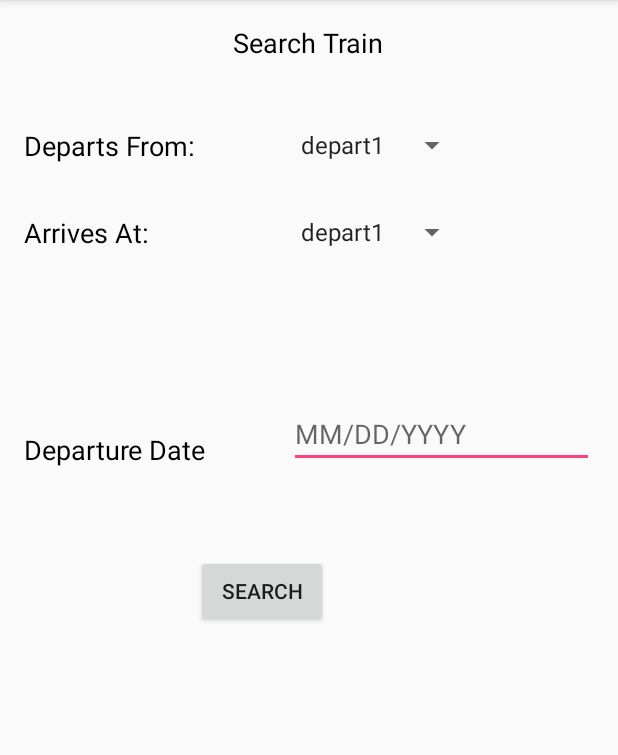
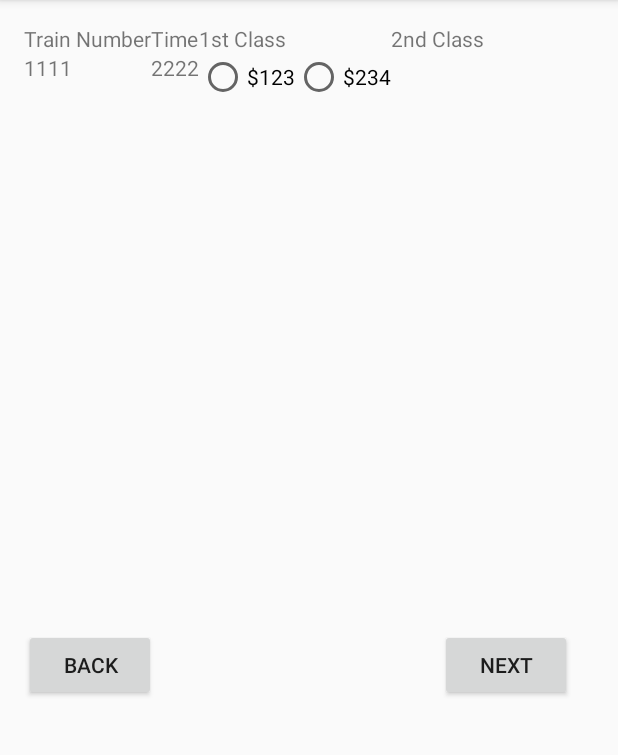
Before and after one commit to fvosburgh/DumpsterFire, an Android app: the SearchTrainActivity screen opened directly, with no data from a screen before it, after a tap on "SEARCH", on a phone screen of 412 x 824 dp, the part 84-839 px from its top. Run offline under Robolectric (Android 15) with nearby library versions, the phone set to English and light mode, and no system bars.

Commit message:
more reservation crap. Now we can search based on departures

```diff
--- a/app/src/main/AndroidManifest.xml
+++ b/app/src/main/AndroidManifest.xml
@@ -18,7 +18,9 @@
         <activity android:name=".activities.FunctionalityActivity" />
         <activity android:name=".activities.SearchTrainActivity" />
         <activity android:name=".activities.RegistrationActivity" />
-        <activity android:name=".activities.PopulatedScheduleActivity"></activity>
+        <activity android:name=".activities.SelectDepartureActivity" />
+        <activity android:name=".activities.PopulatedScheduleActivity" />
+        <activity android:name=".activities.TravelExtrasActivity"></activity>
     </application>
 
 </manifest>
--- a/app/src/main/java/com/example/fvosb/dumpsterfire/activities/SelectDepartureActivity.java
+++ b/app/src/main/java/com/example/fvosb/dumpsterfire/activities/SelectDepartureActivity.java
@@ -1,15 +1,139 @@
 package com.example.fvosb.dumpsterfire.activities;
 
+import android.content.DialogInterface;
+import android.content.Intent;
 import android.support.v7.app.AppCompatActivity;
 import android.os.Bundle;
+import android.view.View;
+import android.widget.Button;
+import android.widget.LinearLayout;
+import android.widget.RadioButton;
+import android.widget.TableLayout;
+import android.widget.TableRow;
+import android.widget.TextView;
 
 import com.example.fvosb.dumpsterfire.R;
+import com.example.fvosb.dumpsterfire.models.Reservation;
+import com.example.fvosb.dumpsterfire.models.ReservationManager;
+
+import java.util.HashMap;
 
 public class SelectDepartureActivity extends AppCompatActivity {
+
+    public TableLayout resultsTable;
+    public HashMap<String, String> dummyData = new HashMap<>();
 
     @Override
     protected void onCreate(Bundle savedInstanceState) {
         super.onCreate(savedInstanceState);
         setContentView(R.layout.activity_select_departure);
+
+        resultsTable = (TableLayout) findViewById(R.id.selectDepartureTable);
+
+        // add table row for headers
+        TableRow headers = new TableRow(this);
+        String[] heads = {"Train Number", "Time", "1st Class", "2nd Class"};
+        for (String header : heads) {
+            TextView view = new TextView(this);
+            view.setText(header);
+            headers.addView(view);
+        }
+
+        resultsTable.addView(headers);
+
+        // dummy data for now
+        /**
+         * right now we use dummy data
+         * with sql, we will cal a method that will get the relevant data and parse it
+         * which will then be stored in a variable to be passed to populateTable()
+         *
+         * e.g
+         *
+         * data = DBConnector.getDepartureData().format();
+         */
+        dummyData.put("Train Number", "1111");
+        dummyData.put("Time", "2222");
+        dummyData.put("1st", "$123");
+        dummyData.put("2nd", "$234");
+
+        // populate table with data
+        populateTable(dummyData);
+
+        Button next = (Button) findViewById(R.id.selectDepartureNextButton);
+        next.setOnClickListener(new View.OnClickListener() {
+            @Override
+            public void onClick(View v) {
+                nextScreen(v);
+            }
+        });
+
+        Button back = (Button) findViewById(R.id.selectDepartureBackButton);
+        back.setOnClickListener(new View.OnClickListener() {
+            @Override
+            public void onClick(View v) {
+                backScreen(v);
+            }
+        });
+
+    }
+
+    public void populateTable(HashMap<String, String> data) {
+        TableRow dataRow = new TableRow(this);
+        TextView tNumber = new TextView(this);
+        TextView time = new TextView(this);
+
+        // the classes need to be selectable, so use linear layout with text view and radio button
+        LinearLayout ll = new LinearLayout(this);
+        RadioButton first = new RadioButton(this);
+        RadioButton second = new RadioButton(this);
+
+        first.setText(data.get("1st"));
+        first.setOnClickListener(new TableRadioListener("Ticket Price", data.get("1st")));
+
+        second.setText(data.get("2nd"));
+        second.setOnClickListener(new TableRadioListener("Ticket Price", data.get("2nd")));
+
+        ll.addView(first);
+        ll.addView(second);
+
+        tNumber.setText(data.get("Train Number"));
+        time.setText(data.get("Time"));
+
+        //add all of it to the table row
+        dataRow.addView(tNumber);
+        dataRow.addView(time);
+        dataRow.addView(ll);
+
+        //finally add the row to the table
+        resultsTable.addView(dataRow);
+
+    }
+
+    public void nextScreen(View v) {
+        startActivity(new Intent(this, TravelExtrasActivity.class));
+    }
+
+    public void backScreen(View v) {
+        startActivity(new Intent(this, SearchTrainActivity.class));
+    }
+
+    // need custom on click listener so we can update reservation data on the fly
+    // still brittle as it doesnt check to see if the current reservation
+    // already has price data
+    private class TableRadioListener implements View.OnClickListener {
+
+        private String key;
+        private String data;
+
+        public TableRadioListener(String key, String data) {
+            this.key = key;
+            this.data = data;
+        }
+
+        @Override
+        public void onClick(View v) {
+            Reservation r = ReservationManager.getCurrentReservation();
+            r.add(key, data);
+        }
     }
 }
--- a/app/src/main/java/com/example/fvosb/dumpsterfire/models/Reservation.java
+++ b/app/src/main/java/com/example/fvosb/dumpsterfire/models/Reservation.java
@@ -6,19 +6,18 @@ import java.util.HashMap;
 public class Reservation {
 
     // use hash map for backing data structure
-    private HashMap<String, String> data;
+    private HashMap<String, String> reservationData = new HashMap<>();
 
     // null constructor
     public Reservation() {
-
     }
 
     public void add(String key, String value) {
-        data.put(key, value);
+        reservationData.put(key, value);
     }
 
     public String get(String key) {
-        return data.get(key);
+        return reservationData.get(key);
     }
 
 
--- a/app/src/main/res/layout/activity_select_departure.xml
+++ b/app/src/main/res/layout/activity_select_departure.xml
@@ -9,4 +9,46 @@
     android:paddingTop="@dimen/activity_vertical_margin"
     tools:context="com.example.fvosb.dumpsterfire.activities.SelectDepartureActivity">
 
+    <GridLayout
+        android:layout_width="match_parent"
+        android:layout_height="match_parent"
+        android:layout_alignParentTop="true"
+        android:layout_alignParentLeft="true"
+        android:layout_alignParentStart="true">
+
+        <TableLayout
+            android:layout_width="match_parent"
+            android:layout_height="403dp"
+            android:layout_row="0"
+            android:layout_column="0"
+            android:id="@+id/selectDepartureTable"></TableLayout>
+
+        <LinearLayout
+            android:orientation="horizontal"
+            android:layout_width="match_parent"
+            android:layout_height="75dp"
+            android:layout_row="1"
+            android:layout_column="0"
+            android:weightSum="1">
+
+            <Button
+                android:layout_width="wrap_content"
+                android:layout_height="wrap_content"
+                android:text="Back"
+                android:id="@+id/selectDepartureBackButton" />
+
+            <LinearLayout
+                android:orientation="horizontal"
+                android:layout_width="wrap_content"
+                android:layout_height="match_parent"
+                android:layout_weight="0.93"></LinearLayout>
+
+            <Button
+                android:layout_width="wrap_content"
+                android:layout_height="wrap_content"
+                android:text="Next"
+                android:id="@+id/selectDepartureNextButton" />
+
+        </LinearLayout>
+    </GridLayout>
 </RelativeLayout>
```
Also changed, not shown: app/src/main/java/com/example/fvosb/dumpsterfire/activities/TravelExtrasActivity.java (added, +17 -0 lines), app/src/main/java/com/example/fvosb/dumpsterfire/models/ReservationManager.java (+6 -3 lines), app/src/main/res/layout/activity_travel_extras.xml (added, +117 -0 lines).
